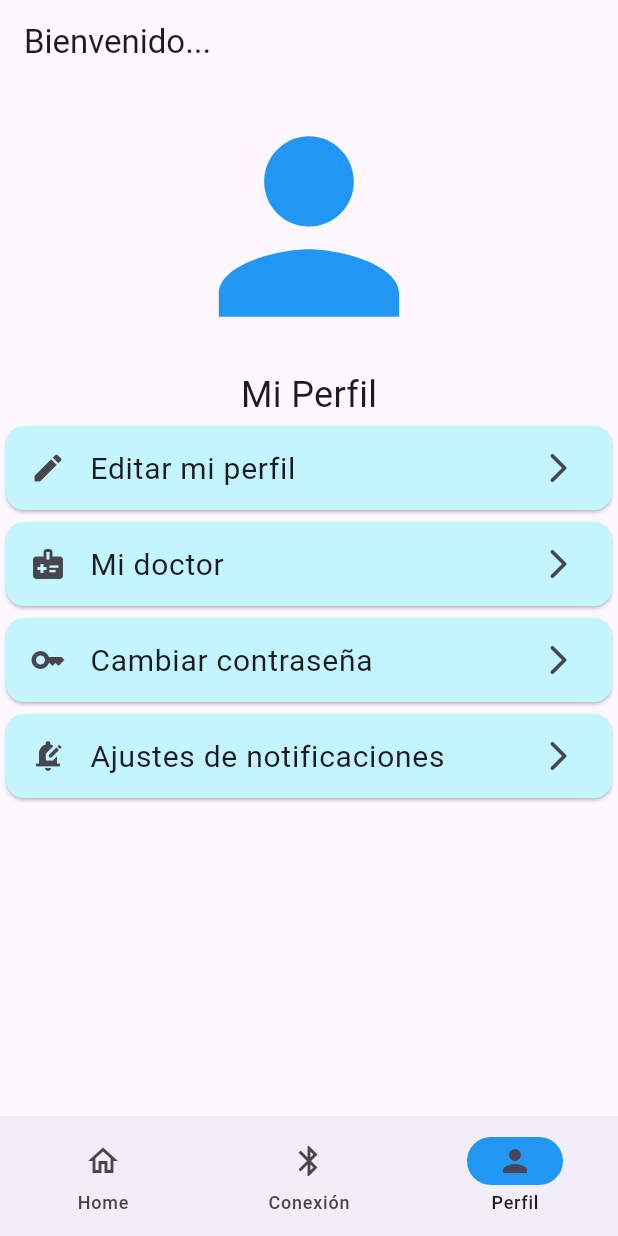
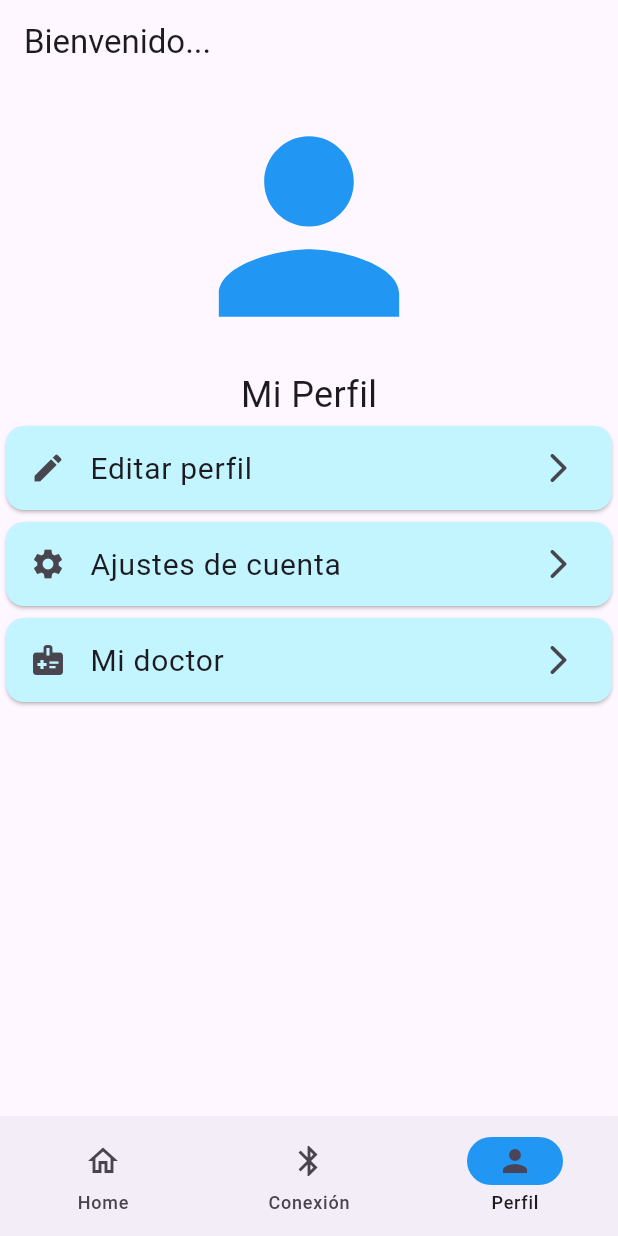
Before and after one commit to juliv07/Back-On-Track-App-2, a Flutter app: the screen it shows after launch, item 3 of the bottom bar chosen, on a phone screen of 412 x 824 dp. Run offline on Flutter 3.47's test engine with Material 3 defaults, Android fonts, the phone set to English and light mode, and no system bars; our stand-ins replace fl_chart, go_router.

Commit message:
avancé pantallas paciente

```diff
--- a/back_on_track_app_2/lib/core/app_router.dart
+++ b/back_on_track_app_2/lib/core/app_router.dart
@@ -9,10 +9,13 @@ import 'package:back_on_track_app_2/presentations/login/logout_screen.dart';
 import 'package:back_on_track_app_2/presentations/password_settings/change_password_screen.dart';
 import 'package:back_on_track_app_2/presentations/password_settings/new_password_screen.dart';
 import 'package:back_on_track_app_2/presentations/password_settings/password_verification_code_screen.dart';
+import 'package:back_on_track_app_2/presentations/patient/patient_account_settings_screen.dart';
 import 'package:back_on_track_app_2/presentations/patient/patient_data_screen.dart';
+import 'package:back_on_track_app_2/presentations/patient/patient_edit_profile_screen.dart';
 import 'package:back_on_track_app_2/presentations/patient/patient_home_screen.dart';
 import 'package:back_on_track_app_2/presentations/patient/patient_signup_screen.dart';
 import 'package:back_on_track_app_2/presentations/init/select_type_of_user_screen.dart';
+import 'package:back_on_track_app_2/presentations/patient/patient_view_doctor_screen.dart';
 import 'package:go_router/go_router.dart';
 
 final appRouter = GoRouter(
@@ -108,4 +111,22 @@ final appRouter = GoRouter(
       path: '/newPassword',
       builder: (context, state) =>  NewPasswordScreen()
     ),
+
+  GoRoute(
+      name: PatientEditProfileScreen.name,
+      path: '/patientEditProfile',
+      builder: (context, state) =>  PatientEditProfileScreen()
+    ),
+
+  GoRoute(
+      name: PatientViewDoctorScreen.name,
+      path: '/patientViewDoctor',
+      builder: (context, state) =>  PatientViewDoctorScreen()
+    ),
+
+  GoRoute(
+      name: PatientAccountSettingsScreen.name,
+      path: '/patientAccountSettings',
+      builder: (context, state) =>  PatientAccountSettingsScreen()
+    ),
 ]);
--- a/back_on_track_app_2/lib/presentations/patient/patient_home_screen.dart
+++ b/back_on_track_app_2/lib/presentations/patient/patient_home_screen.dart
@@ -1,4 +1,5 @@
 import 'package:flutter/material.dart';
+import 'package:go_router/go_router.dart';
 
 List newsTitle = [
     'Grandes avances en Back On Track','El futuro se ve brillante',
@@ -12,20 +13,39 @@ List newsTitle = [
     'No te pierdas el día a día de este proyecto. Seguí a Back On Track en Instagram: @backontrack.meca'
   ];
 
-  List settings = [
-    'Editar mi perfil',
-    'Mi doctor',
-    'Cambiar contraseña',
-    'Ajustes de notificaciones',
-    'Cerrar sesión',
-  ];
+class Setting{
+  String title;
+  Icon leading;
+  Icon trailing;
+  String route;
 
-  List<IconData> settingsIcons = [
-  Icons.edit,
-  Icons.medical_information,
-  Icons.key,
-  Icons.edit_notifications,
-  Icons.exit_to_app,
+  Setting({
+    required this.title,
+    required this.leading,
+    required this.trailing,
+    required this.route,
+  });
+}
+
+List <Setting> settings =[
+  Setting(
+    title: 'Editar perfil',
+    leading: const Icon(Icons.edit),
+    trailing: const Icon(Icons.arrow_forward_ios_rounded),
+    route: '/patientEditProfile'
+    ),
+  Setting(
+    title: 'Ajustes de cuenta',
+    leading: const Icon(Icons.settings),
+    trailing: const Icon(Icons.arrow_forward_ios_rounded),
+    route: '/patientAccountSettings'
+    ),
+  Setting(
+    title: 'Mi doctor',
+    leading: const Icon(Icons.medical_information),
+    trailing: const Icon(Icons.arrow_forward_ios_rounded),
+    route: '/patientViewDoctor'
+    )
 ];
 
 class PatientHomeScreen extends StatelessWidget {
@@ -130,16 +150,18 @@ class _NavigationExampleState extends State<NavigationExample> {
               ),
               Expanded(
                 child: ListView.builder(
-                  itemCount: newsTitle.length,
+                  itemCount: settings.length,
                   itemBuilder: (context, index) {
                     return Card(
                       color: const Color.fromARGB(255, 194, 245, 255),
                       child: ListTile(
-                        title: Text(settings[index],
+                        title: Text(settings[index].title,
                         style: const TextStyle(fontSize: 20)),
-                        leading: Icon(settingsIcons[index]),
-                        trailing: const Icon(Icons.arrow_forward_ios_rounded
-                        ),
+                        leading: settings[index].leading,
+                        trailing: settings[index].trailing,
+                        onTap: () {
+                          context.push(settings[index].route);
+                        },
                       ),
                     );
                   }
--- a/back_on_track_app_2/lib/presentations/patient/patient_signup_screen.dart
+++ b/back_on_track_app_2/lib/presentations/patient/patient_signup_screen.dart
@@ -155,7 +155,7 @@ class PatientSignUpScreen extends StatelessWidget {
                     }
 
                     final birthYearIsNumeric = inputBirthYear.runes.every((r) => r >= 48 && r <= 57);
-                      if(birthYearIsNumeric == false){
+                      if(birthYearIsNumeric == false || int.parse(inputBirthYear)>=2024){
                         SnackBar birthYearNotNumeric = SnackBar(
                         content: const Text('Año de nacimiento no válido.',
                             style: TextStyle(color: Colors.black)),
@@ -233,7 +233,8 @@ class PatientSignUpScreen extends StatelessWidget {
                     inputEmail.isEmpty == false && inputPswd.isEmpty == false &&
                     inputHeight.isEmpty == false && inputWeight.isEmpty == false &&
                     inputPreviousInfo.isEmpty == false && phoneIsNumeric && birthYearIsNumeric &&
-                    atCount==1 && inputPswd.length>=8 && heightIsNumeric && weightIsNumeric){
+                    int.parse(inputBirthYear)>=2024 && atCount==1 && inputPswd.length>=8 &&
+                    heightIsNumeric && weightIsNumeric){
                       context.goNamed(PatientHomeScreen.name);
                     }
                   },
```
Also changed, not shown: back_on_track_app_2/lib/presentations/patient/patient_account_settings_screen.dart (added, +75 -0 lines), back_on_track_app_2/lib/presentations/patient/patient_edit_profile_screen.dart (added, +82 -0 lines), back_on_track_app_2/lib/presentations/patient/patient_view_doctor_screen.dart (added, +60 -0 lines).
